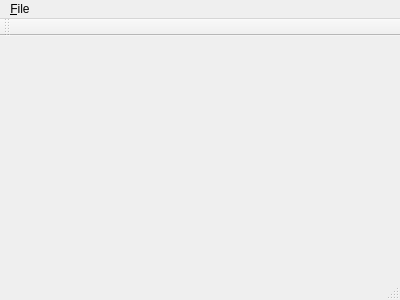
First picture: the form in mainwindow.ui, repository reunanen/anno, before the edit.
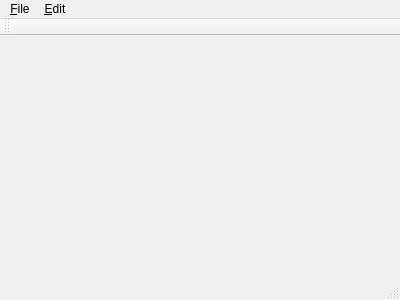
Second picture: the form after the edit.

Commit message: Add undo functionality (resolves #12)

Patch:
```diff
--- a/mainwindow.ui
+++ b/mainwindow.ui
@@ -30,7 +30,15 @@
     <addaction name="actionOpenFolder"/>
     <addaction name="actionExit"/>
    </widget>
+   <widget class="QMenu" name="menuEdit">
+    <property name="title">
+     <string>&amp;Edit</string>
+    </property>
+    <addaction name="actionUndo"/>
+    <addaction name="actionRedo"/>
+   </widget>
    <addaction name="menuFile"/>
+   <addaction name="menuEdit"/>
   </widget>
   <widget class="QToolBar" name="mainToolBar">
    <attribute name="toolBarArea">
```
Left out of the diff: 19 changed lines with no effect on the pictures. The commit also changes 2 other files.
